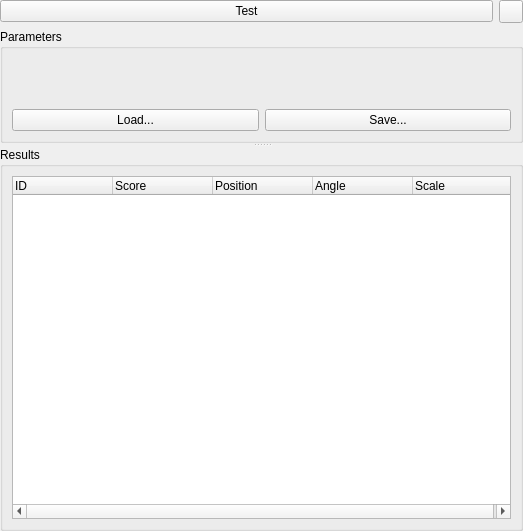
Qt form AcfSln/Include/iqtipr/CSearchBasedFeaturesSupplierGuiComp.ui (ImagingTools/AcfPublic) before a commit.
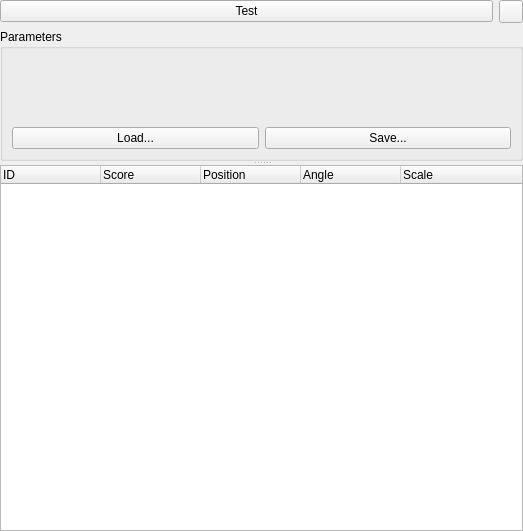
The same form after that commit. Icons and pictures are not drawn.

Patch:
```diff
--- a/AcfSln/Include/iqtipr/CSearchBasedFeaturesSupplierGuiComp.ui
+++ b/AcfSln/Include/iqtipr/CSearchBasedFeaturesSupplierGuiComp.ui
@@ -127,21 +127,9 @@
        </item>
       </layout>
      </widget>
-     <widget class="QGroupBox" name="ResultsFrame">
-      <property name="sizePolicy">
-       <sizepolicy hsizetype="Preferred" vsizetype="MinimumExpanding">
-        <horstretch>0</horstretch>
-        <verstretch>0</verstretch>
-       </sizepolicy>
-      </property>
-      <property name="title">
-       <string>Results</string>
-      </property>
-      <layout class="QVBoxLayout" name="verticalLayout_3">
-       <item>
         <widget class="QTreeWidget" name="ResultsList">
          <property name="sizePolicy">
-          <sizepolicy hsizetype="Preferred" vsizetype="Preferred">
+       <sizepolicy hsizetype="Preferred" vsizetype="Maximum">
            <horstretch>0</horstretch>
            <verstretch>0</verstretch>
           </sizepolicy>
@@ -189,9 +177,6 @@
            <string>Scale</string>
           </property>
          </column>
-        </widget>
-       </item>
-      </layout>
      </widget>
     </widget>
    </item>
```
Lines whose indentation alone changed are shown as unchanged.
